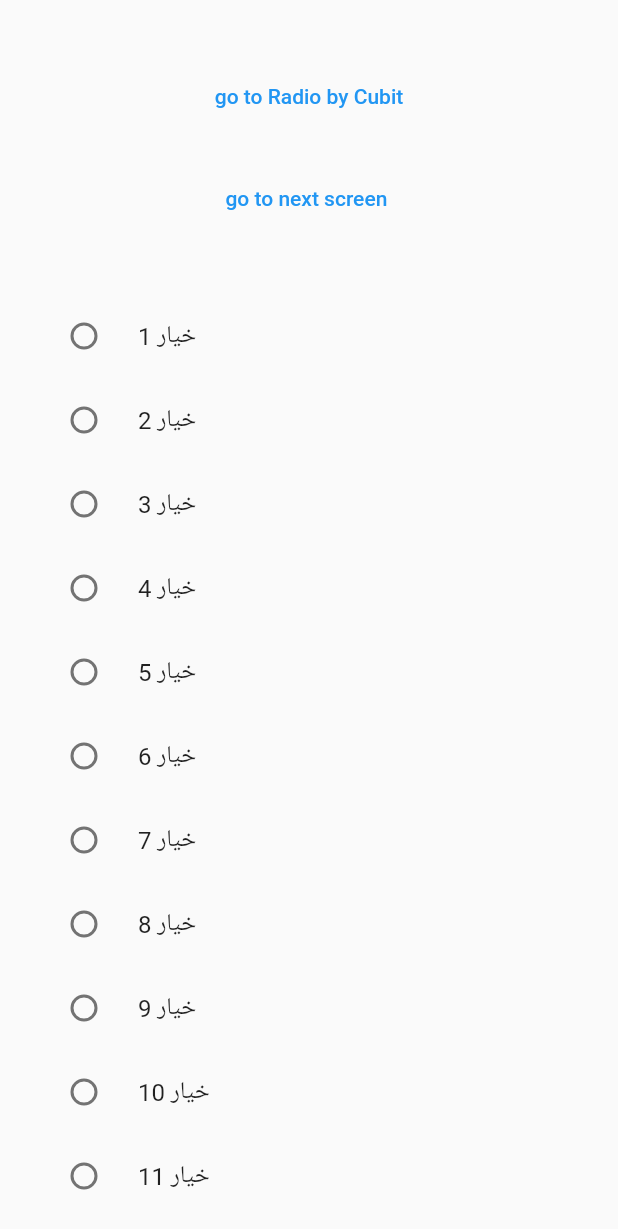
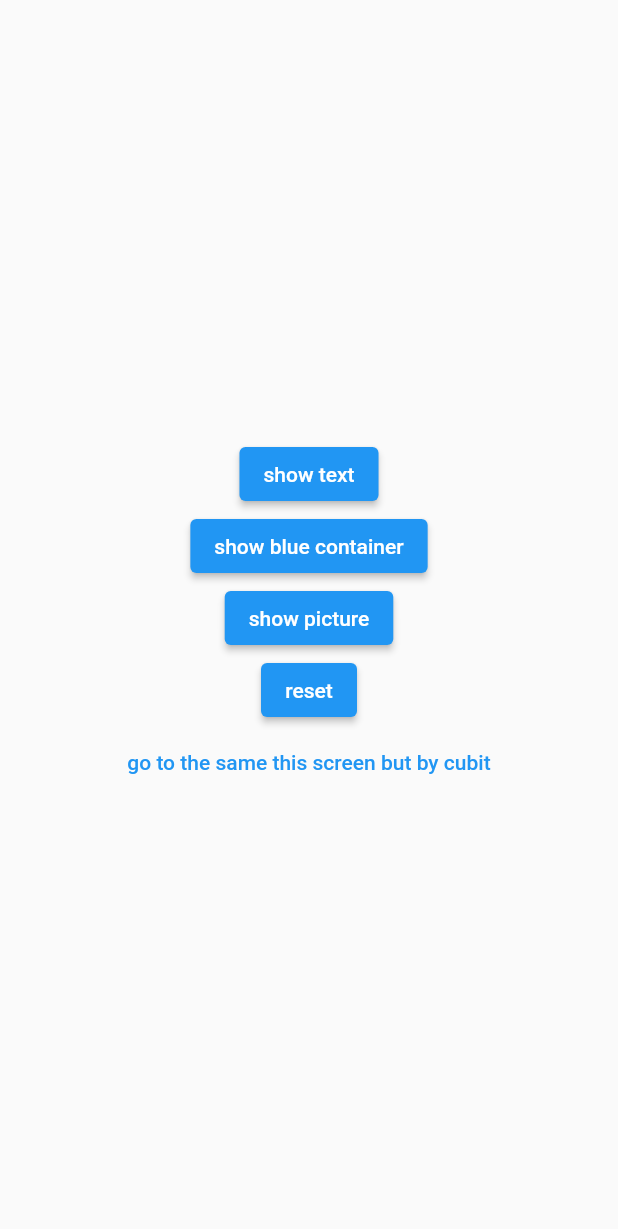
Before and after one commit to ZiadWaled/State_management-, a Flutter app: the Screen2 screen opened directly, after a tap on "go to next screen", on a phone screen of 412 x 824 dp. Shown: the top 1229 px of the screen. Run offline on Flutter 3.47's test engine with Material 2 defaults, Android fonts, the phone set to English and light mode, and no system bars; our stand-ins replace bloc, flutter_bloc; network calls fail.

Commit message:
finsh task 8

```diff
--- a/lib/main.dart
+++ b/lib/main.dart
@@ -6,6 +6,7 @@ import 'package:state_managment/cubit_screens/text_field_by_cubit.dart';
 
 import 'package:flutter/material.dart';
 import 'package:flutter_bloc/flutter_bloc.dart';
+import 'package:state_managment/cubit_screens/third_screen_by_cubit.dart';
 import 'package:state_managment/first_screen.dart';
 import 'package:state_managment/toggel/cubit.dart';
 
--- /dev/null
+++ b/lib/replace_ui_cubit/cubit.dart
@@ -0,0 +1,20 @@
+import 'package:bloc/bloc.dart';
+
+import 'state.dart';
+
+class ReplaceUiCubit extends Cubit<ReplaceUiState> {
+  ReplaceUiCubit() : super(ReplaceUiInitState());
+
+  void showText(){
+    emit(ShowText());
+  }
+  void showCubitImage(){
+    emit(ShowCubitImage());
+  }
+  void showBlueColor() {
+    emit(ShowBlueColor());
+  }
+  void reset() {
+    emit(ReplaceUiInitState());
+  }
+}
--- /dev/null
+++ b/lib/replace_ui_cubit/state.dart
@@ -0,0 +1,5 @@
+class ReplaceUiState {}
+class ReplaceUiInitState extends ReplaceUiState{}
+class ShowText extends ReplaceUiState{}
+class ShowCubitImage extends ReplaceUiState{}
+class ShowBlueColor extends ReplaceUiState{}
--- a/lib/second_screen.dart
+++ b/lib/second_screen.dart
@@ -1,4 +1,5 @@
 import 'package:flutter/material.dart';
+import 'package:state_managment/third_screen.dart';
 
 import 'cubit_screens/radio_button_by_cubit.dart';
 
@@ -35,7 +36,7 @@ class _Screen2State extends State<Screen2> {
               onPressed: () {
                 Navigator.push(
                   context,
-                  MaterialPageRoute(builder: (context) => Screen2()),
+                  MaterialPageRoute(builder: (context) => ReplaceUiScreen()),
                 );
               },
               child: const Text(
--- a/lib/third_screen.dart
+++ b/lib/third_screen.dart
@@ -1,8 +1,116 @@
-class  extends StatelessWidget {
-  const ({super.key});
+import 'package:flutter/material.dart';
+import 'package:flutter_bloc/flutter_bloc.dart';
+import 'package:state_managment/cubit_screens/third_screen_by_cubit.dart';
+
+import 'package:state_managment/replace_ui_cubit/cubit.dart';
+import 'package:state_managment/replace_ui_cubit/state.dart';
+
+class ReplaceUiScreen extends StatefulWidget {
+  ReplaceUiScreen({Key? key}) : super(key: key);
+
+  @override
+  _ReplaceUiScreenState createState() => _ReplaceUiScreenState();
+}
+
+class _ReplaceUiScreenState extends State<ReplaceUiScreen> {
+  late ReplaceUiCubit _cubit;
+
+  @override
+  void initState() {
+    super.initState();
+    _cubit = ReplaceUiCubit();
+  }
+
+  @override
+  void dispose() {
+    _cubit.close();
+    super.dispose();
+  }
 
   @override
   Widget build(BuildContext context) {
-    return const Placeholder();
+    return Scaffold(
+      body: ReplaceUiScreenn(
+        cubit: _cubit,
+      ),
+    );
   }
 }
+
+class ReplaceUiScreenn extends StatelessWidget {
+  final ReplaceUiCubit cubit;
+
+  const ReplaceUiScreenn({required this.cubit});
+
+  @override
+  Widget build(BuildContext context) {
+    return Center(
+      child: Column(
+        mainAxisAlignment: MainAxisAlignment.center,
+        mainAxisSize: MainAxisSize.max,
+        children: [
+          BlocBuilder<ReplaceUiCubit, ReplaceUiState>(
+            bloc: cubit,
+            builder: (BuildContext context, state) {
+              if (state is ShowText) {
+                return const Text(
+                  'Hi, I am Ziad Waled',
+                  style: TextStyle(
+                    color: Colors.red,
+                    fontSize: 28,
+                  ),
+                );
+              } else if (state is ShowCubitImage) {
+                return Image.network(
+                  'https://encrypted-tbn0.gstatic.com/images?q=tbn:ANd9GcSJ2cqn5rgbQlGIhuY79v5BgkanYgzMQzXckI7JA8vfFg&s',
+                );
+              } else if (state is ShowBlueColor) {
+                return Container(
+                  color: Colors.blueAccent,
+                  height: 200,
+                  width: 200,
+                );
+              } else {
+                return Container(); // Placeholder container
+              }
+            },
+          ),
+          ElevatedButton(
+            onPressed: () {
+              cubit.showText();
+            },
+            child: const Text('show text'),
+          ),
+          ElevatedButton(
+            onPressed: () {
+              cubit.showBlueColor();
+            },
+            child: const Text('show blue container'),
+          ),
+          ElevatedButton(
+            onPressed: () {
+              cubit.showCubitImage();
+            },
+            child: const Text('show picture'),
+          ),
+          ElevatedButton(
+            onPressed: () {
+              cubit.reset();
+            },
+            child: const Text('reset'),
+          ),
+          TextButton(
+            onPressed: () {
+              Navigator.push(
+                context,
+                MaterialPageRoute(builder: (context) => ReblaceUiScreenByCubit()),
+              );
+            },
+            child: const Text(
+                'go to the same this screen but by cubit'
+            ),),
+        ],
+      ),
+    );
+  }
+}
```
Also changed, not shown: lib/cubit_screens/third_screen_by_cubit.dart (+73 -0 lines).
